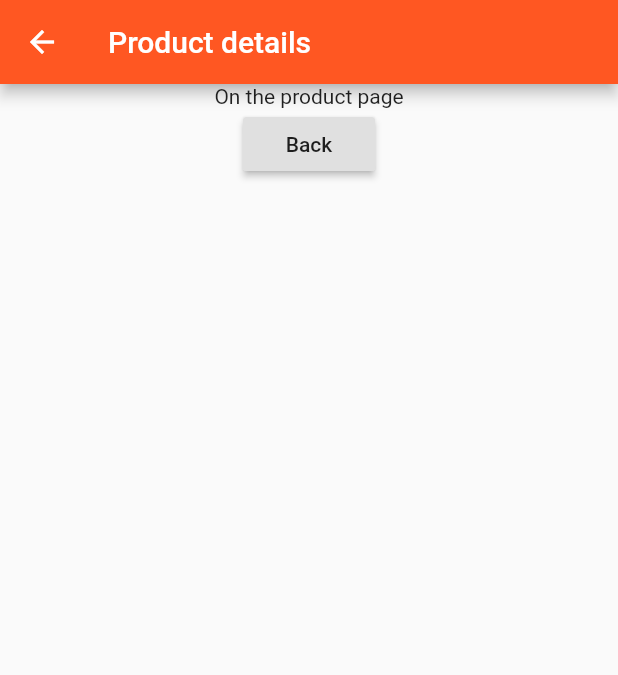
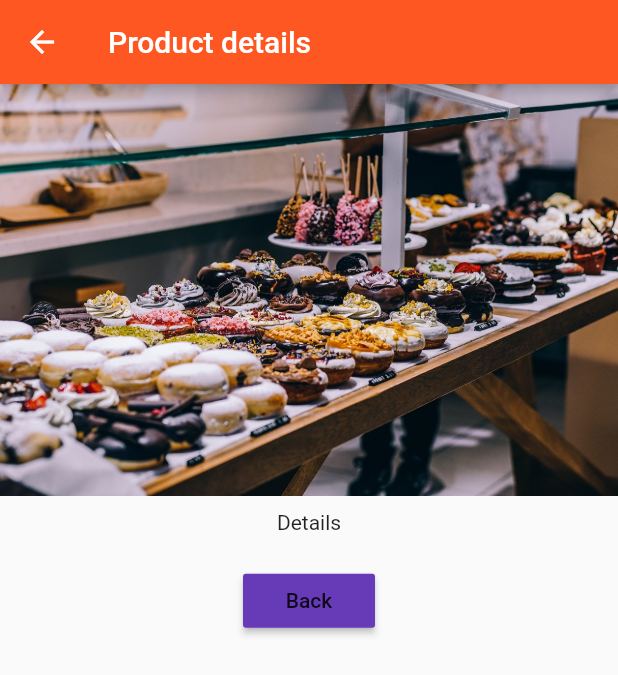
Before and after one commit to sebaslogen/flutter_course, a Flutter app: the ProductPage screen opened directly, on a phone screen of 412 x 824 dp. Shown: the top 675 px of the screen. Run offline on Flutter 3.47's test engine with Material 2 defaults, Android fonts, the phone set to English and light mode, and no system bars.

Commit message:
Add style to second screen

```diff
--- a/lib/pages/product.dart
+++ b/lib/pages/product.dart
@@ -8,13 +8,17 @@ class ProductPage extends StatelessWidget {
           title: Text("Product details"),
         ),
         body: Column(
+          crossAxisAlignment: CrossAxisAlignment.center,
           children: <Widget>[
-            Center(
-              child: Text("On the product page"),
-            ),
-            RaisedButton(
-              child: Text("Back"),
-              onPressed: () => Navigator.pop(context),
+            Image.asset("assets/food.jpg"),
+            Container(padding: EdgeInsets.all(10.0), child: Text("Details")),
+            Container(
+              padding: EdgeInsets.all(10.0),
+              child: RaisedButton(
+                child: Text("Back"),
+                color: Theme.of(context).accentColor,
+                onPressed: () => Navigator.pop(context),
+              ),
             )
           ],
         ));
```
